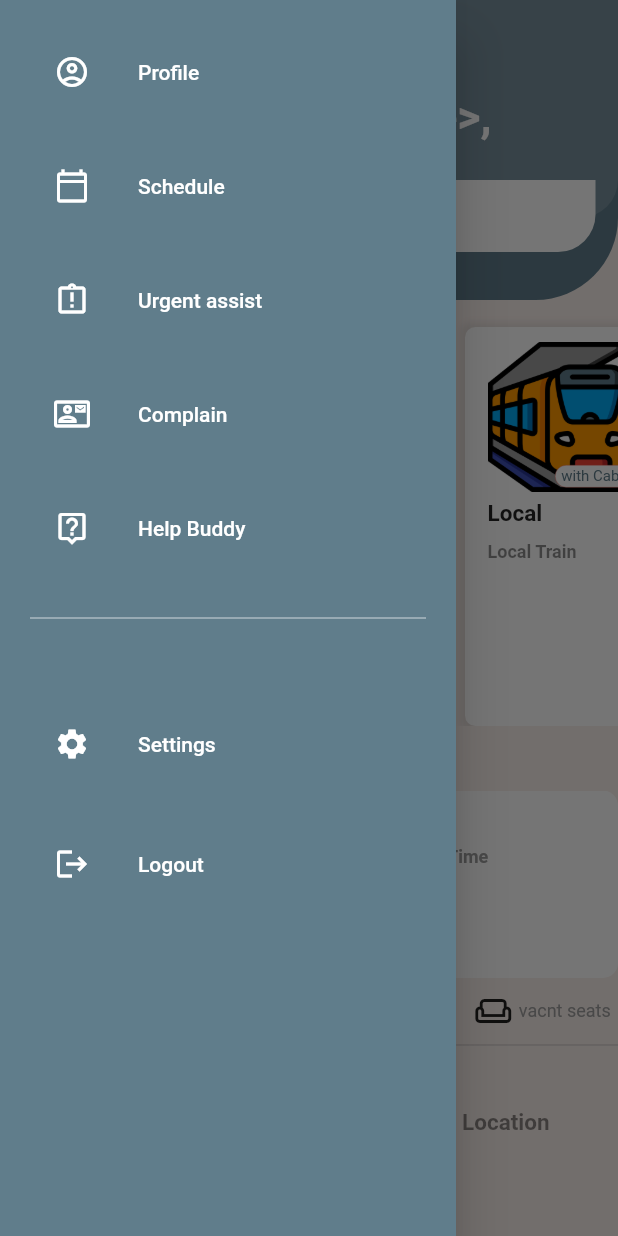
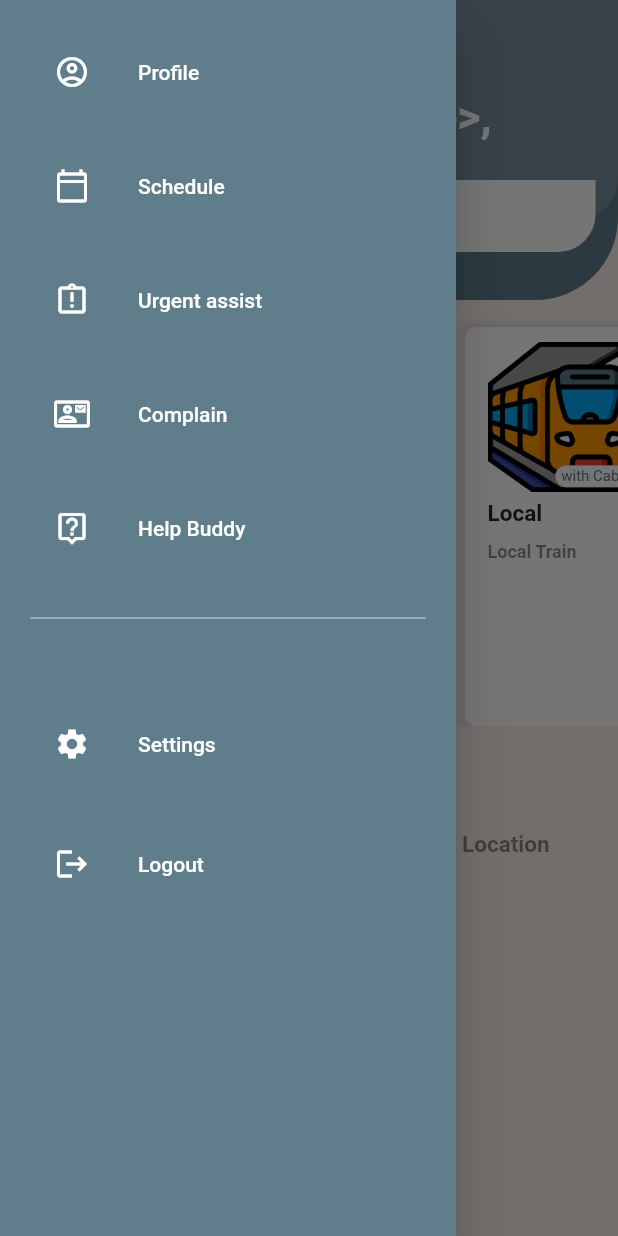
Before and after one commit to sadikRizvi31/tte_buddy, a Flutter app: the HomePage screen opened directly, after a tap on the "menu" icon, on a phone screen of 412 x 824 dp. Run offline on Flutter 3.47's test engine with Material 2 defaults, Android fonts, the phone set to English and light mode, and no system bars; our stand-ins replace cloud_firestore, firebase_auth, firebase_core, flutter_spinkit, fluttertoast, lottie; missing offline and left inert: flutter_responsive_screen; accounts and stored records are empty.

Commit message:
Loading train list in home page

```diff
--- /dev/null
+++ b/lib/models/TrainModel.dart
@@ -0,0 +1,17 @@
+class TrainModel{
+  String train_no;
+  String start_stop;
+  String end_stop;
+  String name;
+  String start_time;
+  String end_time;
+
+  TrainModel({
+    this.train_no,
+    this.start_stop,
+    this.end_stop,
+    this.start_time,
+    this.end_time,
+    this.name,
+  });
+}
--- /dev/null
+++ b/lib/utils/LoadingScreen.dart
@@ -0,0 +1,22 @@
+import 'package:flutter/material.dart';
+import 'package:flutter_spinkit/flutter_spinkit.dart';
+import 'package:tte_buddy/utils/AppColor.dart';
+
+class LoadingScreen extends StatefulWidget {
+  @override
+  _LoadingScreenState createState() => _LoadingScreenState();
+}
+
+class _LoadingScreenState extends State<LoadingScreen> {
+  @override
+  Widget build(BuildContext context) {
+    return Scaffold(
+      body: Center(
+        child: SpinKitThreeBounce(
+          color: AppColor.appColor,
+          size: 30.0,
+        ),
+      ),
+    );
+  }
+}
--- a/lib/views/HomePage.dart
+++ b/lib/views/HomePage.dart
@@ -1,7 +1,12 @@
+import 'dart:developer';
+
+import 'package:cloud_firestore/cloud_firestore.dart';
 import 'package:flutter/cupertino.dart';
 import 'package:flutter/material.dart';
 import 'package:tte_buddy/TrainOptions.dart';
+import 'package:tte_buddy/models/TrainModel.dart';
 import 'package:tte_buddy/utils/AppColor.dart';
+import 'package:tte_buddy/utils/LoadingScreen.dart';
 
 import '../sidebar/SideBar.dart';
 class HomePage extends StatefulWidget {
@@ -10,9 +15,10 @@ class HomePage extends StatefulWidget {
 }
 
 class _HomePageState extends State<HomePage> with TickerProviderStateMixin {
-
+  bool isLoading=true;
   TabController tabController,scrollTabController;
-  GlobalKey<ScaffoldState> _scafoldKey = GlobalKey<ScaffoldState>();
+  GlobalKey<ScaffoldState> _scaffoldKey = GlobalKey<ScaffoldState>();
+  List<TrainModel> trainList = new List<TrainModel>();
   @override
   void initState() {
     super.initState();
@@ -22,11 +28,42 @@ class _HomePageState extends State<HomePage> with TickerProviderStateMixin {
 
   @override
   Widget build(BuildContext context) {
+    if (isLoading != null && isLoading) {
+      callApi();
+    } else if (!isLoading) {
       return Scaffold(
         drawer: SideBar(),
         backgroundColor: Color(0xFFF9EFEB),
-      key: _scafoldKey,
-      body: ListView(
+        key: _scaffoldKey,
+        body: layout(),
+      );
+    }
+    return LoadingScreen();
+  }
+  Future callApi() async {
+    try {
+      await _fetchTrains();
+    }
+    catch (e){}
+    isLoading = false;
+    if (this.mounted) {
+      setState(() {});
+    }
+  }
+  _fetchTrains(){
+    FirebaseFirestore.instance.collection('Train')/*.where('tte_id',isEqualTo: _tteId)*/.get().then((QuerySnapshot querySnapshot) {
+      if(querySnapshot.docs.isNotEmpty) {
+        querySnapshot.docs.forEach((doc) {
+          setState(() {
+            TrainModel model = new TrainModel(train_no: doc["train_no"], name: doc["name"], end_stop: doc["end_stop"], start_stop: doc["start_stop"], end_time: doc["end_time"], start_time: doc["start_time"]);
+            trainList.add(model);
+          });
+        });
+      }
+    });
+  }
+  layout(){
+    return ListView(
       children: [
         Stack(
           children: <Widget>[
@@ -45,7 +82,7 @@ class _HomePageState extends State<HomePage> with TickerProviderStateMixin {
               ),
             ),
             IconButton(icon: Icon(Icons.menu,color: Colors.black),
-                  onPressed: () => _scafoldKey.currentState.openDrawer(),
+              onPressed: () => _scaffoldKey.currentState.openDrawer(),
             ),
             Padding(
               padding: EdgeInsets.only(top: 60.0,left: 20.0),
@@ -105,7 +142,8 @@ class _HomePageState extends State<HomePage> with TickerProviderStateMixin {
             ),
           ),
         ),
-          _listItem("<Train Name>","train number","From <Station name>","To : <StationName>","Date","Time"),
+        buildAllocatedTrainList(),
+        // _listItem("<Train Name>","train number","From <Station name>","To : <StationName>","Date","Time"),
         SizedBox(height: 10.0,),
         Padding(
           padding: EdgeInsets.only(left: 15.0),
@@ -165,11 +203,24 @@ class _HomePageState extends State<HomePage> with TickerProviderStateMixin {
           ],
         ),
       ],
-      ),
     );
   }
-
-  _listItem(String trainName,String trainNumber,String fromS,String toS,String dateT,String timeT)
+  buildAllocatedTrainList(){
+    return trainList.length != null && trainList.length != 0 ?
+    new Container(
+      height: 190,
+      child: ListView.builder(
+          shrinkWrap: false,
+          scrollDirection: Axis.horizontal,
+          itemCount: trainList.length,
+          // padding: EdgeInsets.only(left: 15.0),
+          itemBuilder: (BuildContext context, int index) {
+            return _listItem(trainList[index]);
+          }),
+    )
+    : Container();
+  }
+  _listItem(TrainModel model)
   {
     return Padding(
         padding: EdgeInsets.only(left: 15.0,top: 15.0),
@@ -273,17 +324,15 @@ class _HomePageState extends State<HomePage> with TickerProviderStateMixin {
                         crossAxisAlignment: CrossAxisAlignment.start,
                         children: [
                           Text(
-                            trainName+" ("+trainNumber+")",
+                            model.name+" ("+model.train_no+")",
                             style: TextStyle(
                               fontWeight: FontWeight.bold,
                               fontSize: 16.0,
                             ),
                           ),
                           SizedBox(height: 10.0,),
-                          Row(
-                            children: [
                           Text(
-                                fromS+" - "+toS,
+                            model.start_stop+" - "+model.end_stop,
                             style: TextStyle(
                               fontSize: 12.0,
                               fontWeight: FontWeight.bold,
@@ -292,14 +341,12 @@ class _HomePageState extends State<HomePage> with TickerProviderStateMixin {
                           ),
                           SizedBox(width: 10.0,),
                           Text(
-                                dateT+" - "+timeT,
+                            model.start_time+" - "+model.end_time,
                             style: TextStyle(
                               fontSize: 12.0,
                               fontWeight: FontWeight.bold,
                               color: Colors.grey,
                             ),
-                              ),
-                            ],
                           ),
                           SizedBox(height: 15.0,),
                           Container(
--- a/lib/views/SplashScreen.dart
+++ b/lib/views/SplashScreen.dart
@@ -14,9 +14,9 @@ class _SplashScreenState extends State<SplashScreen>{
   void initState() {
     // TODO: implement initState
     super.initState();
-    Timer(Duration(seconds: 5),(){
-      Navigator.of(context).pushReplacement(MaterialPageRoute(builder: (_) => LoginPage() ));
-    });
+    // Timer(Duration(seconds: 5),(){
+    //   Navigator.of(context).pushReplacement(MaterialPageRoute(builder: (_) => LoginPage() ));
+    // });
   }
   @override
   Widget build(BuildContext context) {
```
Lines whose indentation alone changed are shown as unchanged.
